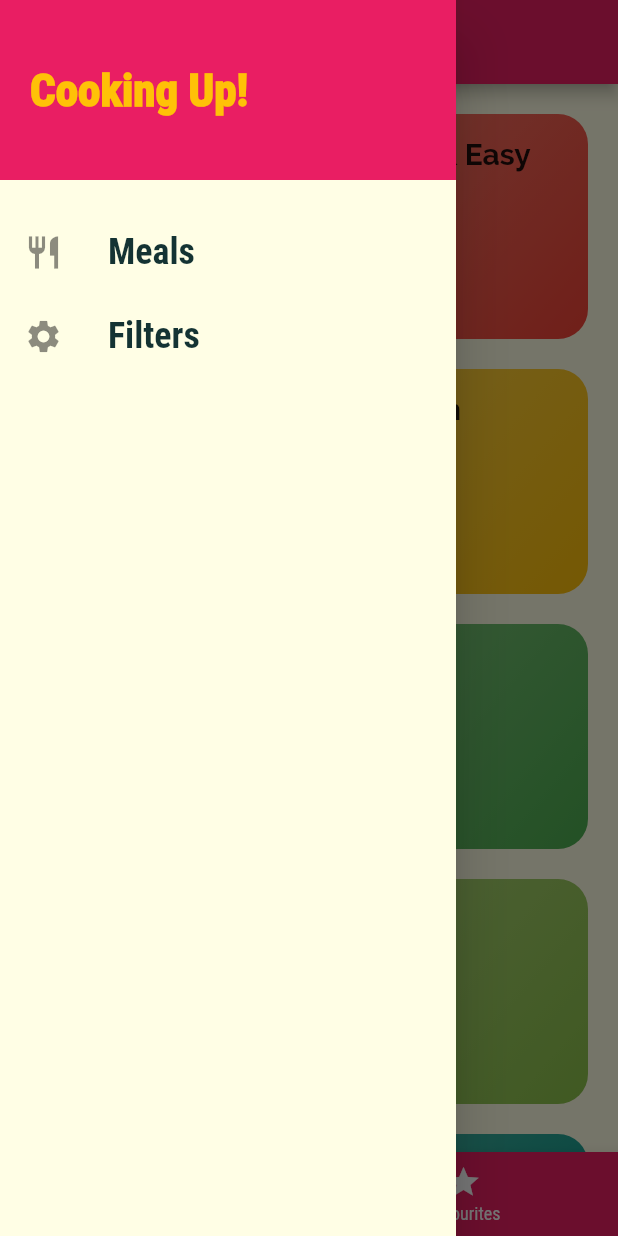
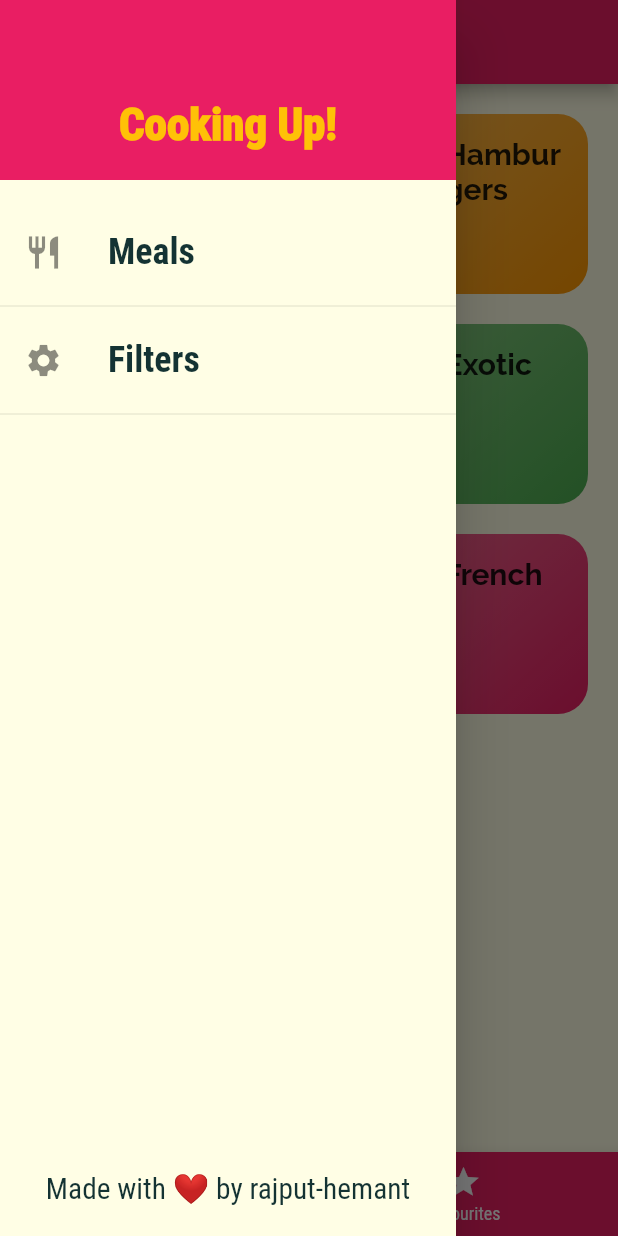
Before and after one commit to rajput-hemant/meals-app, a Flutter app: the screen it shows after launch, with the side drawer open, on a phone screen of 412 x 824 dp. Run offline on Flutter 3.47's test engine with Material 2 defaults, Android fonts, the phone set to English and light mode, and no system bars.

Commit message:
minor fixes and improvements
Signed-off-by: rajput-hemant <hemant.rajput_cs20@gla.ac.in>

```diff
--- a/lib/pages/categories_page.dart
+++ b/lib/pages/categories_page.dart
@@ -8,14 +8,16 @@ class CategoriesPage extends StatelessWidget {
 
   @override
   Widget build(BuildContext context) {
+    final isLandscape =
+        MediaQuery.of(context).orientation == Orientation.landscape;
     return GridView(
       padding: const EdgeInsets.all(20),
-      gridDelegate: const SliverGridDelegateWithMaxCrossAxisExtent(
-        maxCrossAxisExtent: 300,
+      gridDelegate: SliverGridDelegateWithMaxCrossAxisExtent(
+        maxCrossAxisExtent: isLandscape ? 300 : 150,
         childAspectRatio: 3 / 2,
         crossAxisSpacing: 20,
         mainAxisSpacing: 20,
-        mainAxisExtent: 150,
+        mainAxisExtent: 120,
       ),
       children: DUMMY_CATEGORIES
           .map((catData) => CategoryItem(
--- a/lib/pages/favourites_page.dart
+++ b/lib/pages/favourites_page.dart
@@ -13,7 +13,7 @@ class FavouritesPage extends StatelessWidget {
     if (favouriteMeals.isEmpty) {
       return Center(
         child: Text(
-          'Your have no Favourite!\n    Start adding some.',
+          'You have no Favourite!\n    Start adding some.',
           style: Theme.of(context).textTheme.headline6,
         ),
       );
--- a/lib/widgets/main_drawer.dart
+++ b/lib/widgets/main_drawer.dart
@@ -35,7 +35,7 @@ class MainDrawer extends StatelessWidget {
             height: 120,
             width: double.infinity,
             padding: const EdgeInsets.all(20),
-            alignment: Alignment.centerLeft,
+            alignment: Alignment.bottomCenter,
             color: Theme.of(context).primaryColor,
             child: Text(
               'Cooking Up!',
@@ -54,12 +54,27 @@ class MainDrawer extends StatelessWidget {
             icon: Icons.restaurant,
             tapHandler: () => Navigator.pushReplacementNamed(context, '/'),
           ),
+          const Divider(),
           buildListTile(
             title: 'Filters',
             icon: Icons.settings,
             tapHandler: () =>
                 Navigator.pushReplacementNamed(context, FiltersPage.routeName),
           ),
+          const Divider(),
+          Expanded(
+            child: Align(
+              alignment: FractionalOffset.bottomCenter,
+              child: Text(
+                'Made with ❤️ by rajput-hemant',
+                style: Theme.of(context).textTheme.bodyLarge,
+                textScaleFactor: 1.4,
+              ),
+            ),
+          ),
+          const SizedBox(
+            height: 20,
+          ),
         ],
       ),
     );
```
